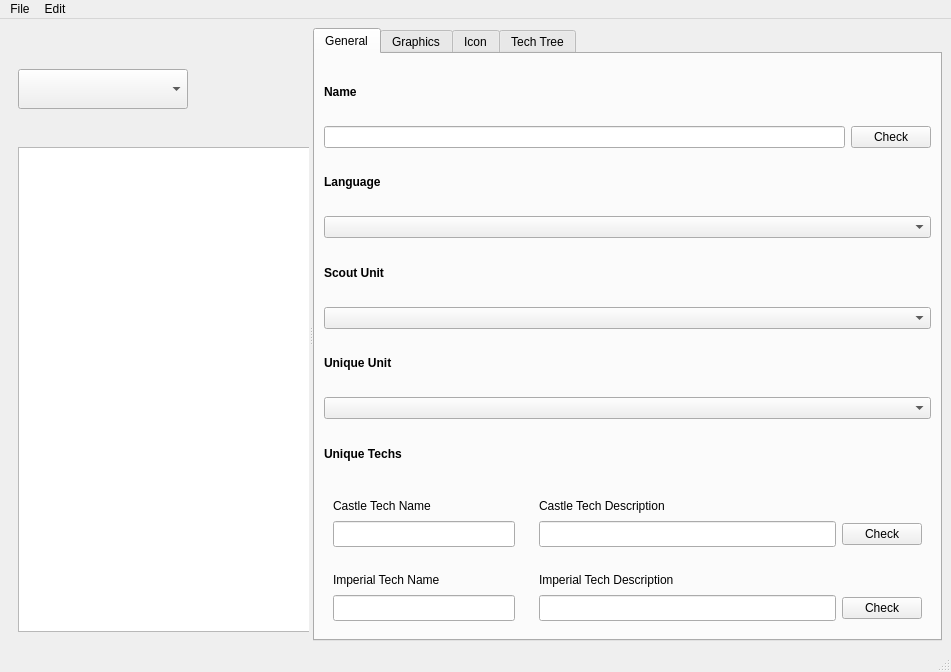
Before: the Qt Designer form main_window.ui in Xommon/AOE2DE_CivCreator, drawn with Qt 5.
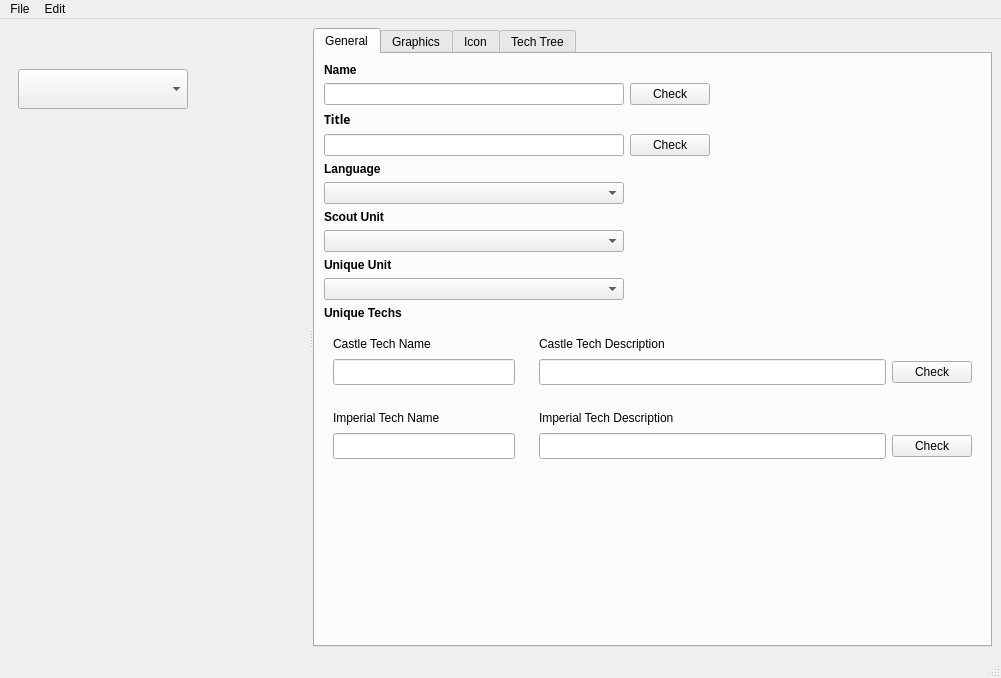
After: the same form once the commit is applied.

```diff
--- a/main_window.ui
+++ b/main_window.ui
@@ -9,8 +9,8 @@
    <rect>
     <x>0</x>
     <y>0</y>
-    <width>951</width>
-    <height>672</height>
+    <width>1001</width>
+    <height>678</height>
    </rect>
   </property>
   <property name="windowTitle">
@@ -111,24 +111,49 @@
          </layout>
         </item>
         <item>
-         <widget class="QTextEdit" name="textbox_description">
-          <property name="enabled">
-           <bool>true</bool>
+         <widget class="QLabel" name="textbox_description">
+          <property name="sizePolicy">
+           <sizepolicy hsizetype="Expanding" vsizetype="Expanding">
+            <horstretch>0</horstretch>
+            <verstretch>0</verstretch>
+           </sizepolicy>
           </property>
           <property name="minimumSize">
            <size>
-            <width>300</width>
-            <height>0</height>
+            <width>280</width>
+            <height>250</height>
            </size>
           </property>
           <property name="maximumSize">
            <size>
-            <width>300</width>
-            <height>16777215</height>
+            <width>280</width>
+            <height>450</height>
            </size>
           </property>
+          <property name="text">
+           <string/>
+          </property>
+          <property name="alignment">
+           <set>Qt::AlignLeading|Qt::AlignLeft|Qt::AlignTop</set>
+          </property>
+          <property name="wordWrap">
+           <bool>true</bool>
+          </property>
          </widget>
         </item>
+        <item>
+         <spacer name="verticalSpacer">
+          <property name="orientation">
+           <enum>Qt::Vertical</enum>
+          </property>
+          <property name="sizeHint" stdset="0">
+           <size>
+            <width>20</width>
+            <height>40</height>
+           </size>
+          </property>
+         </spacer>
+        </item>
        </layout>
       </widget>
       <widget class="QWidget" name="rightPanel">
@@ -162,7 +187,20 @@
             <item>
              <layout class="QHBoxLayout" name="horizontalLayout_2">
               <item>
-               <widget class="QLineEdit" name="input_civ_name"/>
+               <widget class="QLineEdit" name="input_civ_name">
+                <property name="minimumSize">
+                 <size>
+                  <width>300</width>
+                  <height>0</height>
+                 </size>
+                </property>
+                <property name="maximumSize">
+                 <size>
+                  <width>300</width>
+                  <height>16777215</height>
+                 </size>
+                </property>
+               </widget>
               </item>
               <item>
                <widget class="QPushButton" name="button_civ_name">
@@ -171,6 +209,73 @@
                 </property>
                </widget>
               </item>
+              <item>
+               <spacer name="horizontalSpacer_2">
+                <property name="orientation">
+                 <enum>Qt::Horizontal</enum>
+                </property>
+                <property name="sizeHint" stdset="0">
+                 <size>
+                  <width>40</width>
+                  <height>20</height>
+                 </size>
+                </property>
+               </spacer>
+              </item>
+             </layout>
+            </item>
+            <item>
+             <widget class="QLabel" name="labelTitle">
+              <property name="font">
+               <font>
+                <family>Noto Sans</family>
+                <weight>75</weight>
+                <bold>true</bold>
+               </font>
+              </property>
+              <property name="text">
+               <string>Title</string>
+              </property>
+             </widget>
+            </item>
+            <item>
+             <layout class="QHBoxLayout" name="horizontalLayout_5">
+              <item>
+               <widget class="QLineEdit" name="input_title">
+                <property name="minimumSize">
+                 <size>
+                  <width>300</width>
+                  <height>0</height>
+                 </size>
+                </property>
+                <property name="maximumSize">
+                 <size>
+                  <width>300</width>
+                  <height>16777215</height>
+                 </size>
+                </property>
+               </widget>
+              </item>
+              <item>
+               <widget class="QPushButton" name="button_title">
+                <property name="text">
+                 <string>Check</string>
+                </property>
+               </widget>
+              </item>
+              <item>
+               <spacer name="horizontalSpacer_3">
+                <property name="orientation">
+                 <enum>Qt::Horizontal</enum>
+                </property>
+                <property name="sizeHint" stdset="0">
+                 <size>
+                  <width>40</width>
+                  <height>20</height>
+                 </size>
+                </property>
+               </spacer>
+              </item>
              </layout>
             </item>
             <item>
@@ -187,7 +292,37 @@
              </widget>
             </item>
             <item>
-             <widget class="QComboBox" name="dropdown_language"/>
+             <layout class="QHBoxLayout" name="horizontalLayout_6">
+              <item>
+               <widget class="QComboBox" name="dropdown_language">
+                <property name="minimumSize">
+                 <size>
+                  <width>300</width>
+                  <height>0</height>
+                 </size>
+                </property>
+                <property name="maximumSize">
+                 <size>
+                  <width>300</width>
+                  <height>16777215</height>
+                 </size>
+                </property>
+               </widget>
+              </item>
+              <item>
+               <spacer name="horizontalSpacer_4">
+                <property name="orientation">
+                 <enum>Qt::Horizontal</enum>
+                </property>
+                <property name="sizeHint" stdset="0">
+                 <size>
+                  <width>40</width>
+                  <height>20</height>
+                 </size>
+                </property>
+               </spacer>
+              </item>
+             </layout>
             </item>
             <item>
              <widget class="QLabel" name="labelScoutUnit">
@@ -203,7 +338,37 @@
              </widget>
             </item>
             <item>
-             <widget class="QComboBox" name="dropdown_scout_units"/>
+             <layout class="QHBoxLayout" name="horizontalLayout_7">
+              <item>
+               <widget class="QComboBox" name="dropdown_scout_units">
+                <property name="minimumSize">
+                 <size>
+                  <width>300</width>
+                  <height>0</height>
+                 </size>
+                </property>
+                <property name="maximumSize">
+                 <size>
+                  <width>300</width>
+                  <height>16777215</height>
+                 </size>
+                </property>
+               </widget>
+              </item>
+              <item>
+               <spacer name="horizontalSpacer_5">
+                <property name="orientation">
+                 <enum>Qt::Horizontal</enum>
+                </property>
+                <property name="sizeHint" stdset="0">
+                 <size>
+                  <width>40</width>
+                  <height>20</height>
+                 </size>
+                </property>
+               </spacer>
+              </item>
+             </layout>
             </item>
             <item>
              <widget class="QLabel" name="labelUniqueUnitDetails">
@@ -219,7 +384,37 @@
              </widget>
             </item>
             <item>
-             <widget class="QComboBox" name="dropdown_unique_units"/>
+             <layout class="QHBoxLayout" name="horizontalLayout_8">
+              <item>
+               <widget class="QComboBox" name="dropdown_unique_units">
+                <property name="minimumSize">
+                 <size>
+                  <width>300</width>
+                  <height>0</height>
+                 </size>
+                </property>
+                <property name="maximumSize">
+                 <size>
+                  <width>300</width>
+                  <height>16777215</height>
+                 </size>
+                </property>
+               </widget>
+              </item>
+              <item>
+               <spacer name="horizontalSpacer_6">
+                <property name="orientation">
+                 <enum>Qt::Horizontal</enum>
+                </property>
+                <property name="sizeHint" stdset="0">
+                 <size>
+                  <width>40</width>
+                  <height>20</height>
+                 </size>
+                </property>
+               </spacer>
+              </item>
+             </layout>
             </item>
             <item>
              <widget class="QLabel" name="labelUniqueTechsDetails">
@@ -290,7 +485,7 @@
                </widget>
               </item>
               <item>
-               <widget class="QFrame" name="">
+               <widget class="QFrame" name="frame">
                 <layout class="QVBoxLayout" name="castle_tech_desc_column">
                  <item>
                   <widget class="QLabel" name="labelCastleTechDescription">
@@ -399,7 +594,7 @@
                </widget>
               </item>
               <item>
-               <widget class="QFrame" name="">
+               <widget class="QFrame" name="frame">
                 <layout class="QVBoxLayout" name="imperial_tech_desc_column">
                  <item>
                   <widget class="QLabel" name="labelImperialTechDescription">
@@ -452,6 +647,19 @@
               </item>
              </layout>
             </item>
+            <item>
+             <spacer name="verticalSpacer_2">
+              <property name="orientation">
+               <enum>Qt::Vertical</enum>
+              </property>
+              <property name="sizeHint" stdset="0">
+               <size>
+                <width>20</width>
+                <height>40</height>
+               </size>
+              </property>
+             </spacer>
+            </item>
            </layout>
           </widget>
           <widget class="QWidget" name="tabGraphics">
@@ -1006,7 +1214,7 @@
     <rect>
      <x>0</x>
      <y>0</y>
-     <width>951</width>
+     <width>1001</width>
      <height>23</height>
     </rect>
    </property>
```
Left out of the diff: 33 changed lines with no effect on the pictures.
